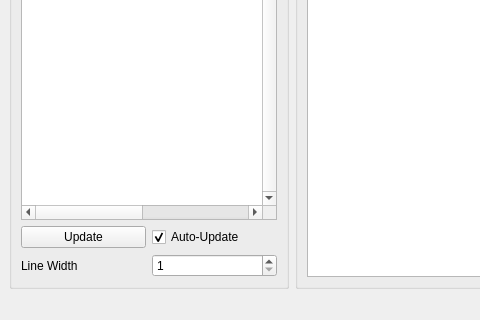
Qt form src/sdynpy/core/GUIPlot.ui (sandialabs/sdynpy) before a commit; both pictures show x 0 to 480 and y 279 to 599 of the 839 by 599 pixel window.
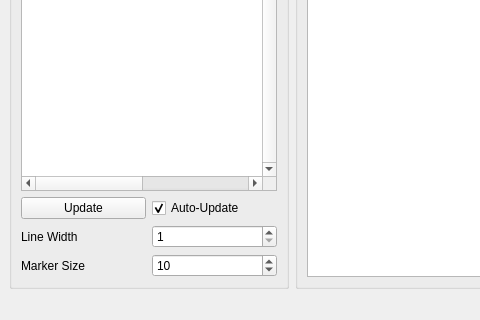
The same form after that commit. Custom widgets are drawn as their Qt base class.

Patch:
```diff
--- a/src/sdynpy/core/GUIPlot.ui
+++ b/src/sdynpy/core/GUIPlot.ui
@@ -108,6 +108,30 @@
          </item>
         </layout>
        </item>
+       <item>
+        <layout class="QHBoxLayout" name="horizontalLayout_4">
+         <item>
+          <widget class="QLabel" name="symbolsize_label">
+           <property name="text">
+            <string>Marker Size</string>
+           </property>
+          </widget>
+         </item>
+         <item>
+          <widget class="QSpinBox" name="symbolsize_selector">
+           <property name="minimum">
+            <number>1</number>
+           </property>
+           <property name="maximum">
+            <number>100</number>
+           </property>
+           <property name="value">
+            <number>10</number>
+           </property>
+          </widget>
+         </item>
+        </layout>
+       </item>
       </layout>
      </widget>
     </item>
```
